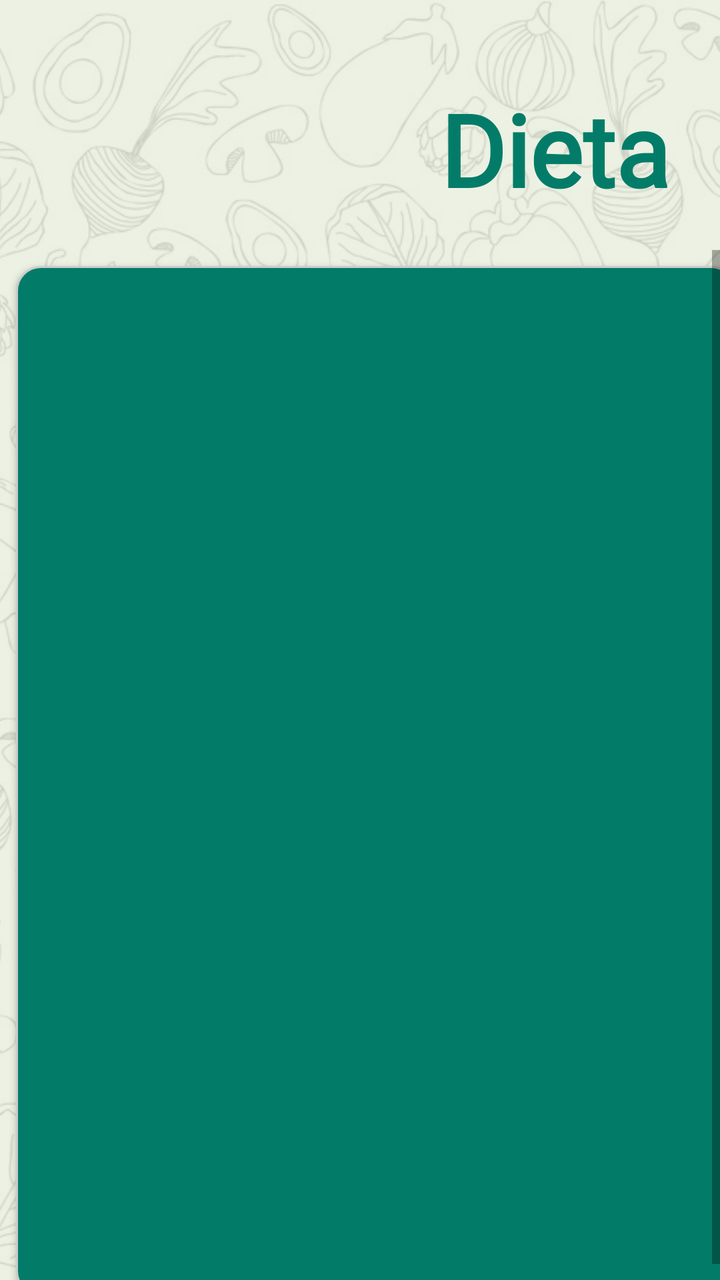
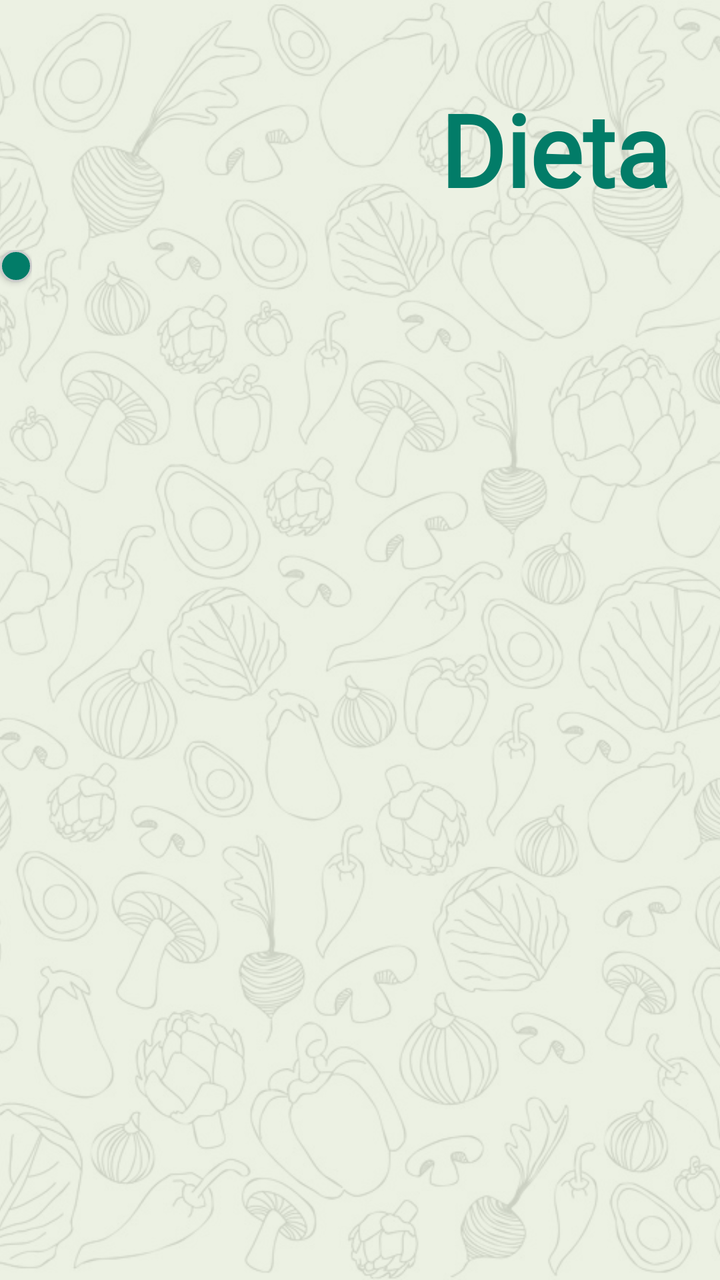

Two renders of the same Android screen: before a commit and after it. Below are the layout's source before the change and the commit's diff.
<!-- AndroidManifest.xml: application theme Theme.DietaAlPlato -->
<!-- res/layout/activity_dieta_dia.xml -->
<?xml version="1.0" encoding="utf-8"?>
<androidx.constraintlayout.widget.ConstraintLayout xmlns:android="http://schemas.android.com/apk/res/android"
    xmlns:tools="http://schemas.android.com/tools"
    xmlns:app="http://schemas.android.com/apk/res-auto"
    android:id="@+id/main"
    android:layout_width="match_parent"
    android:layout_height="match_parent"
    tools:context=".DietaIDia"
    android:orientation="vertical">

    
    <ImageView
        android:id="@+id/fondo"
        android:layout_width="0dp"
        android:layout_height="0dp"
        android:scaleType="centerCrop"
        android:contentDescription="Fondo"
        app:srcCompat="@drawable/fondo_android"
        app:layout_constraintTop_toTopOf="parent"
        app:layout_constraintBottom_toBottomOf="parent"
        app:layout_constraintStart_toStartOf="parent"
        app:layout_constraintEnd_toEndOf="parent" />

    
    <View
        android:id="@+id/velo"
        android:layout_width="0dp"
        android:layout_height="0dp"
        android:background="#DDE9EFDF"
        app:layout_constraintTop_toTopOf="parent"
        app:layout_constraintBottom_toBottomOf="parent"
        app:layout_constraintStart_toStartOf="parent"
        app:layout_constraintEnd_toEndOf="parent" />

    

    
    <LinearLayout
        android:id="@+id/headerLayout"
        android:layout_width="0dp"
        android:layout_height="125dp"
        android:orientation="horizontal"
        android:padding="8dp"
        app:layout_constraintEnd_toEndOf="parent"
        app:layout_constraintHorizontal_bias="0.0"
        app:layout_constraintStart_toStartOf="parent"
        app:layout_constraintTop_toTopOf="parent">

        <ImageButton
            android:id="@+id/bttReturn"
            android:layout_width="110dp"
            android:layout_height="99dp"
            android:layout_marginTop="16dp"
            android:layout_weight="1"
            android:backgroundTint="#00FFFFFF"
            android:onClick="onClickReturn"
            app:srcCompat="@drawable/gobacksinfondo" />

        <TextView
            android:id="@+id/Dieta"
            android:layout_width="909dp"
            android:layout_height="wrap_content"
            android:layout_marginLeft="15dp"
            android:layout_marginTop="25dp"
            android:layout_weight="1"
            android:fontFamily="@font/lily_script_one"
            android:gravity="center"
            android:padding="8dp"
            android:text="Dieta"
            android:textColor="#027C68"
            android:textSize="50dp"
            android:textStyle="bold" />

        <ImageButton
            android:id="@+id/bttReturn2"
            android:layout_width="110dp"
            android:layout_height="99dp"
            android:layout_marginTop="16dp"
            android:backgroundTint="#00FFFFFF"
            android:onClick="onClickReturn"
            android:visibility="invisible"
            app:srcCompat="@drawable/gobacksinfondo" />

    </LinearLayout>

    <ScrollView
        android:id="@+id/scrollAlimentos"
        android:layout_width="0dp"
        android:layout_height="0dp"
        android:fillViewport="true"
        app:layout_constraintTop_toBottomOf="@id/headerLayout"
        app:layout_constraintBottom_toBottomOf="parent"
        app:layout_constraintStart_toStartOf="parent"
        app:layout_constraintEnd_toEndOf="parent">

        <LinearLayout
            android:id="@+id/layoutAlimentos"
            android:orientation="vertical"
            android:layout_width="match_parent"
            android:layout_height="wrap_content"
            android:padding="8dp"
            android:layout_margin="8dp"
            android:background="@drawable/bg_food_background"
            android:elevation="2dp">

        </LinearLayout>

    </ScrollView>


</androidx.constraintlayout.widget.ConstraintLayout>
<!-- resources referenced by this layout -->
<resources>
  <!-- drawable bg_food_background (drawable) -->
  <?xml version="1.0" encoding="utf-8"?>
  <shape xmlns:android="http://schemas.android.com/apk/res/android">
      <solid android:color="#027C68"/>
      <corners android:radius="12dp"/>
      <stroke android:color="#CCCCCC" android:width="1dp"/>
  </shape>
  <!-- drawable fondo_android: png bitmap (drawable, 156043 bytes) -->
  <!-- drawable gobacksinfondo: png bitmap (drawable, 8881 bytes) -->
  <style name="Theme.DietaAlPlato" parent="Theme.MaterialComponents.DayNight.DarkActionBar">
          
          <item name="colorPrimary">@color/purple_500</item>
          <item name="colorPrimaryVariant">@color/purple_700</item>
          <item name="colorOnPrimary">@color/white</item>
          
          <item name="colorSecondary">@color/teal_200</item>
          <item name="colorSecondaryVariant">@color/teal_700</item>
          <item name="colorOnSecondary">@color/black</item>
          
          <item name="android:statusBarColor">?attr/colorPrimaryVariant</item>
          
          <item name="windowActionBar">false</item>
          <item name="windowNoTitle">true</item>
  
      </style>
  <color name="purple_500">#FF6200EE</color>
  <color name="purple_700">#FF3700B3</color>
  <color name="white">#FFFFFFFF</color>
  <color name="teal_200">#FF03DAC5</color>
  <color name="teal_700">#FF018786</color>
  <color name="black">#FF000000</color>
</resources>

<!-- the commit's change to res/layout/activity_dieta_dia.xml (unified diff, before → after) -->
@@ -84,7 +84,7 @@
     </LinearLayout>
 
     <ScrollView
-        android:id="@+id/scrollAlimentos"
+        android:id="@+id/scrollVertical"
         android:layout_width="0dp"
         android:layout_height="0dp"
         android:fillViewport="true"
@@ -93,19 +93,25 @@
         app:layout_constraintStart_toStartOf="parent"
         app:layout_constraintEnd_toEndOf="parent">
 
-        <LinearLayout
-            android:id="@+id/layoutAlimentos"
-            android:orientation="vertical"
-            android:layout_width="match_parent"
+        <HorizontalScrollView
+            android:id="@+id/scrollHorizontal"
+            android:layout_width="wrap_content"
             android:layout_height="wrap_content"
-            android:padding="8dp"
-            android:layout_margin="8dp"
-            android:background="@drawable/bg_food_background"
-            android:elevation="2dp">
+            android:fillViewport="true"
+            android:scrollbars="horizontal">
 
-        </LinearLayout>
+            <LinearLayout
+                android:id="@+id/layoutTabla"
+                android:layout_width="wrap_content"
+                android:layout_height="wrap_content"
+                android:orientation="vertical"
+                android:background="@drawable/bg_food_background"
+                android:padding="8dp"
+                android:elevation="2dp" />
 
+        </HorizontalScrollView>
     </ScrollView>
 
 
+
 </androidx.constraintlayout.widget.ConstraintLayout>
